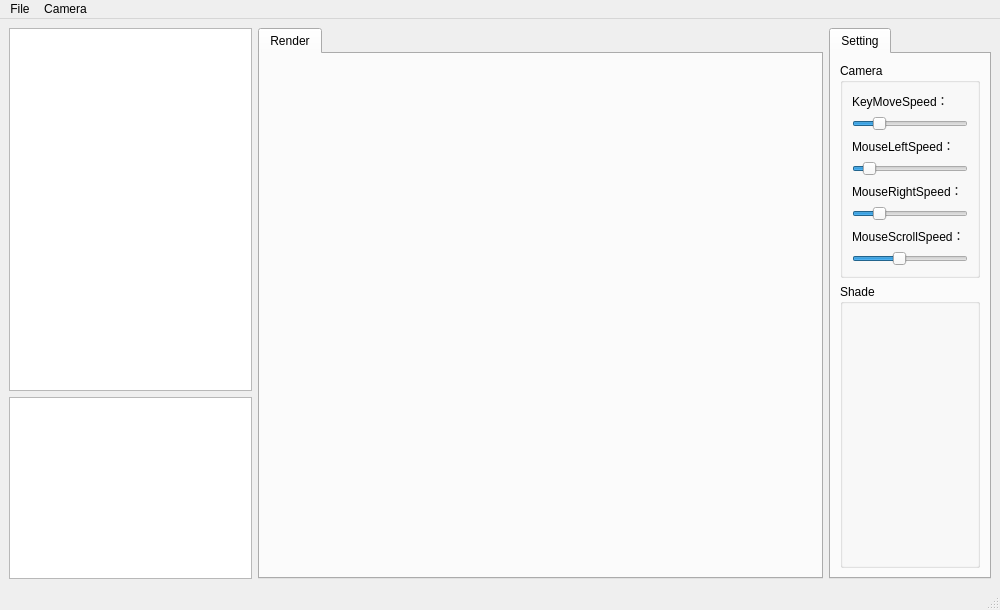
This is src/ui/MainWindow.ui in StrongerSuperman/pvd_custom as Qt 5 draws it before an edit. The edited form follows.
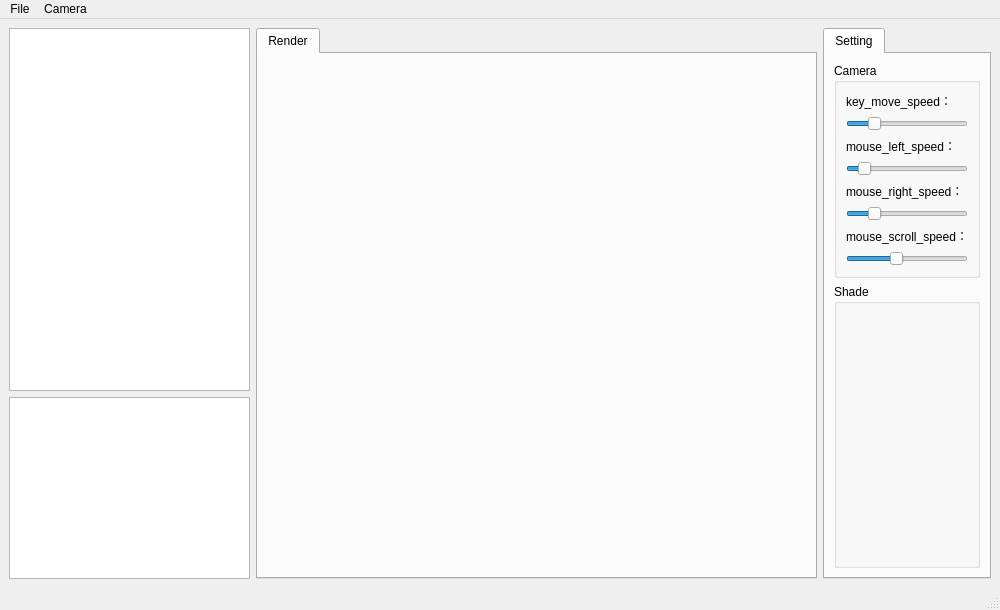
This is the edited form. Custom widgets are drawn as their Qt base class.

Commit message: refactor code(move camera and renderer class from glwidget class to scene class))

What changed in the file:
```diff
--- a/src/ui/MainWindow.ui
+++ b/src/ui/MainWindow.ui
@@ -114,7 +114,7 @@
                 <item>
                  <widget class="QLabel" name="KeyMoveSpeed">
                   <property name="text">
-                   <string>KeyMoveSpeed：</string>
+                   <string>key_move_speed：</string>
                   </property>
                  </widget>
                 </item>
@@ -137,7 +137,7 @@
                 <item>
                  <widget class="QLabel" name="MouseLeftSpeed">
                   <property name="text">
-                   <string>MouseLeftSpeed：</string>
+                   <string>mouse_left_speed：</string>
                   </property>
                  </widget>
                 </item>
@@ -160,7 +160,7 @@
                 <item>
                  <widget class="QLabel" name="MouseRightSpeed">
                   <property name="text">
-                   <string>MouseRightSpeed：</string>
+                   <string>mouse_right_speed：</string>
                   </property>
                  </widget>
                 </item>
@@ -183,7 +183,7 @@
                 <item>
                  <widget class="QLabel" name="MouseScrollSpeed">
                   <property name="text">
-                   <string>MouseScrollSpeed：</string>
+                   <string>mouse_scroll_speed：</string>
                   </property>
                  </widget>
                 </item>
```
The commit also changes 7 other files.
